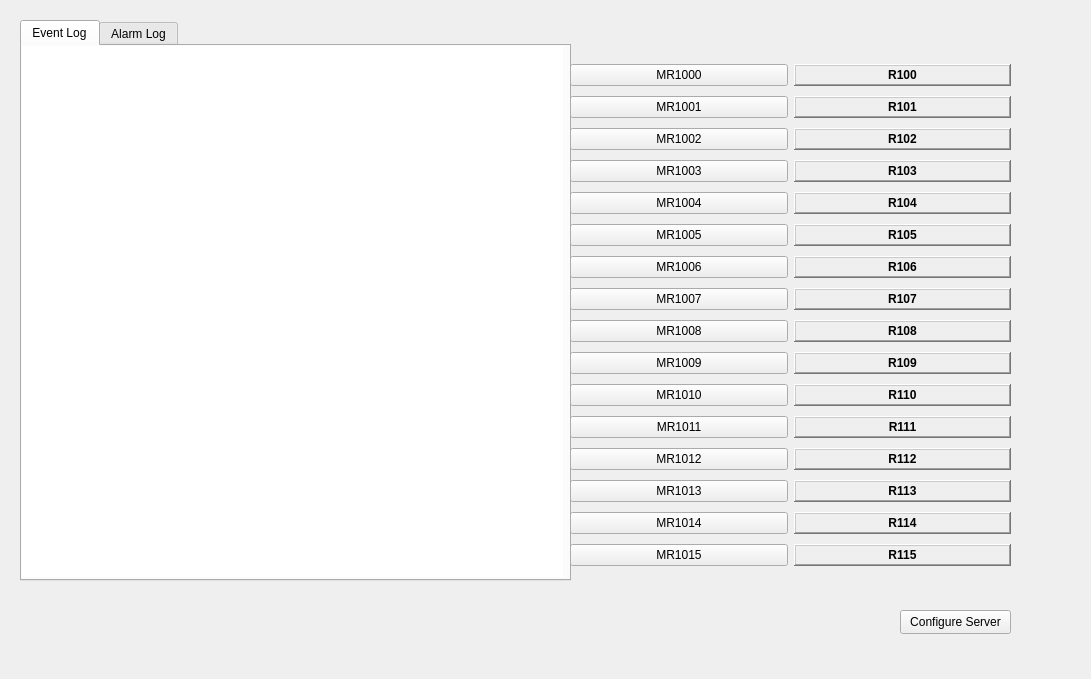
Qt form opc_ua_server/gsh_opc_platform (multi device)/button_test.ui (Alfy102/OPC_UA_Server) before a commit.
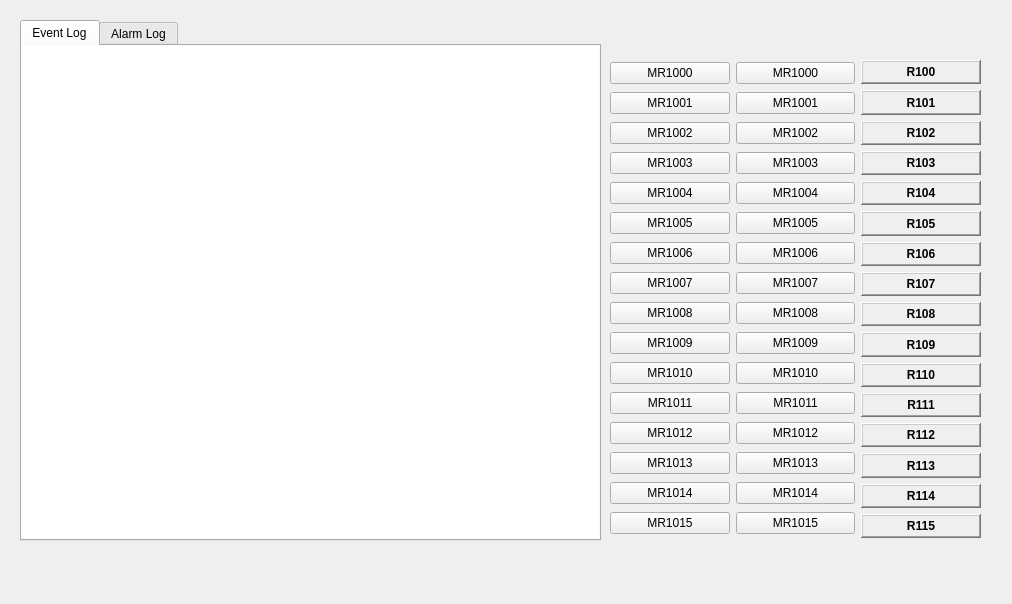
The same form after that commit.

```diff
--- a/opc_ua_server/gsh_opc_platform (multi device)/button_test.ui
+++ b/opc_ua_server/gsh_opc_platform (multi device)/button_test.ui
@@ -6,96 +6,338 @@
    <rect>
     <x>0</x>
     <y>0</y>
-    <width>1091</width>
-    <height>679</height>
+    <width>1012</width>
+    <height>604</height>
    </rect>
   </property>
   <property name="windowTitle">
    <string>gsh_hmi</string>
   </property>
   <widget class="QWidget" name="centralwidget">
+   <widget class="QTabWidget" name="tabWidget">
+    <property name="geometry">
+     <rect>
+      <x>20</x>
+      <y>20</y>
+      <width>581</width>
+      <height>521</height>
+     </rect>
+    </property>
+    <property name="currentIndex">
+     <number>0</number>
+    </property>
+    <widget class="QWidget" name="tab">
+     <attribute name="title">
+      <string>Event Log</string>
+     </attribute>
+     <widget class="QPlainTextEdit" name="plainTextEdit_1">
+      <property name="geometry">
+       <rect>
+        <x>0</x>
+        <y>0</y>
+        <width>581</width>
+        <height>491</height>
+       </rect>
+      </property>
+      <property name="styleSheet">
+       <string notr="true">border-color:white</string>
+      </property>
+      <property name="frameShape">
+       <enum>QFrame::NoFrame</enum>
+      </property>
+      <property name="frameShadow">
+       <enum>QFrame::Plain</enum>
+      </property>
+      <property name="lineWidth">
+       <number>0</number>
+      </property>
+      <property name="horizontalScrollBarPolicy">
+       <enum>Qt::ScrollBarAsNeeded</enum>
+      </property>
+      <property name="undoRedoEnabled">
+       <bool>false</bool>
+      </property>
+      <property name="readOnly">
+       <bool>false</bool>
+      </property>
+      <property name="centerOnScroll">
+       <bool>false</bool>
+      </property>
+     </widget>
+    </widget>
+    <widget class="QWidget" name="tab_2">
+     <attribute name="title">
+      <string>Alarm Log</string>
+     </attribute>
+     <widget class="QPlainTextEdit" name="plainTextEdit_2">
+      <property name="geometry">
+       <rect>
+        <x>0</x>
+        <y>0</y>
+        <width>581</width>
+        <height>491</height>
+       </rect>
+      </property>
+      <property name="frameShape">
+       <enum>QFrame::NoFrame</enum>
+      </property>
+      <property name="frameShadow">
+       <enum>QFrame::Plain</enum>
+      </property>
+      <property name="lineWidth">
+       <number>0</number>
+      </property>
+      <property name="undoRedoEnabled">
+       <bool>false</bool>
+      </property>
+     </widget>
+    </widget>
+   </widget>
    <widget class="QWidget" name="layoutWidget">
     <property name="geometry">
      <rect>
-      <x>570</x>
+      <x>610</x>
       <y>60</y>
-      <width>441</width>
-      <height>523</height>
+      <width>371</width>
+      <height>478</height>
      </rect>
     </property>
-    <layout class="QGridLayout" name="gridLayout" columnstretch="0,0">
-     <item row="8" column="0">
-      <widget class="QPushButton" name="pushButton_9">
+    <layout class="QHBoxLayout" name="horizontalLayout">
+     <item>
+      <layout class="QVBoxLayout" name="verticalLayout_2">
+       <item>
+        <widget class="QPushButton" name="pushButton_1">
        <property name="text">
-        <string>MR1008</string>
+          <string>MR1000</string>
        </property>
       </widget>
      </item>
-     <item row="8" column="1">
-      <widget class="QLabel" name="label_9">
-       <property name="font">
-        <font>
-         <bold>true</bold>
-         <underline>false</underline>
-        </font>
-       </property>
-       <property name="frameShape">
-        <enum>QFrame::WinPanel</enum>
-       </property>
-       <property name="frameShadow">
-        <enum>QFrame::Raised</enum>
-       </property>
+       <item>
+        <widget class="QPushButton" name="pushButton_2">
        <property name="text">
-        <string>R108</string>
-       </property>
-       <property name="alignment">
-        <set>Qt::AlignCenter</set>
-       </property>
-      </widget>
-     </item>
-     <item row="4" column="0">
-      <widget class="QPushButton" name="pushButton_5">
+          <string>MR1001</string>
+         </property>
+        </widget>
+       </item>
+       <item>
+        <widget class="QPushButton" name="pushButton_3">
        <property name="text">
-        <string>MR1004</string>
+          <string>MR1002</string>
        </property>
       </widget>
      </item>
-     <item row="6" column="0">
-      <widget class="QPushButton" name="pushButton_7">
-       <property name="text">
-        <string>MR1006</string>
-       </property>
-      </widget>
-     </item>
-     <item row="3" column="0">
+       <item>
       <widget class="QPushButton" name="pushButton_4">
        <property name="text">
         <string>MR1003</string>
        </property>
       </widget>
      </item>
-     <item row="5" column="0">
+       <item>
+        <widget class="QPushButton" name="pushButton_5">
+         <property name="text">
+          <string>MR1004</string>
+         </property>
+        </widget>
+       </item>
+       <item>
       <widget class="QPushButton" name="pushButton_6">
        <property name="text">
         <string>MR1005</string>
        </property>
       </widget>
      </item>
-     <item row="13" column="0">
-      <widget class="QPushButton" name="pushButton_14">
+       <item>
+        <widget class="QPushButton" name="pushButton_7">
        <property name="text">
-        <string>MR1013</string>
+          <string>MR1006</string>
        </property>
       </widget>
      </item>
-     <item row="10" column="0">
+       <item>
+        <widget class="QPushButton" name="pushButton_8">
+         <property name="text">
+          <string>MR1007</string>
+         </property>
+        </widget>
+       </item>
+       <item>
+        <widget class="QPushButton" name="pushButton_9">
+         <property name="text">
+          <string>MR1008</string>
+         </property>
+        </widget>
+       </item>
+       <item>
+        <widget class="QPushButton" name="pushButton_10">
+         <property name="text">
+          <string>MR1009</string>
+         </property>
+        </widget>
+       </item>
+       <item>
       <widget class="QPushButton" name="pushButton_11">
        <property name="text">
         <string>MR1010</string>
        </property>
       </widget>
      </item>
-     <item row="0" column="1">
+       <item>
+        <widget class="QPushButton" name="pushButton_12">
+         <property name="text">
+          <string>MR1011</string>
+         </property>
+        </widget>
+       </item>
+       <item>
+        <widget class="QPushButton" name="pushButton_13">
+         <property name="text">
+          <string>MR1012</string>
+         </property>
+        </widget>
+       </item>
+       <item>
+        <widget class="QPushButton" name="pushButton_14">
+         <property name="text">
+          <string>MR1013</string>
+         </property>
+        </widget>
+       </item>
+       <item>
+        <widget class="QPushButton" name="pushButton_15">
+         <property name="text">
+          <string>MR1014</string>
+         </property>
+        </widget>
+       </item>
+       <item>
+        <widget class="QPushButton" name="pushButton_16">
+         <property name="text">
+          <string>MR1015</string>
+         </property>
+        </widget>
+       </item>
+      </layout>
+     </item>
+     <item>
+      <layout class="QVBoxLayout" name="verticalLayout_4">
+       <item>
+        <widget class="QPushButton" name="pushButton_17">
+         <property name="text">
+          <string>MR1000</string>
+         </property>
+        </widget>
+       </item>
+       <item>
+        <widget class="QPushButton" name="pushButton_18">
+         <property name="text">
+          <string>MR1001</string>
+         </property>
+        </widget>
+       </item>
+       <item>
+        <widget class="QPushButton" name="pushButton_19">
+         <property name="text">
+          <string>MR1002</string>
+         </property>
+        </widget>
+       </item>
+       <item>
+        <widget class="QPushButton" name="pushButton_20">
+         <property name="text">
+          <string>MR1003</string>
+         </property>
+        </widget>
+       </item>
+       <item>
+        <widget class="QPushButton" name="pushButton_21">
+         <property name="text">
+          <string>MR1004</string>
+         </property>
+        </widget>
+       </item>
+       <item>
+        <widget class="QPushButton" name="pushButton_22">
+         <property name="text">
+          <string>MR1005</string>
+         </property>
+        </widget>
+       </item>
+       <item>
+        <widget class="QPushButton" name="pushButton_23">
+         <property name="text">
+          <string>MR1006</string>
+         </property>
+        </widget>
+       </item>
+       <item>
+        <widget class="QPushButton" name="pushButton_24">
+         <property name="text">
+          <string>MR1007</string>
+         </property>
+        </widget>
+       </item>
+       <item>
+        <widget class="QPushButton" name="pushButton_25">
+         <property name="text">
+          <string>MR1008</string>
+         </property>
+        </widget>
+       </item>
+       <item>
+        <widget class="QPushButton" name="pushButton_26">
+         <property name="text">
+          <string>MR1009</string>
+         </property>
+        </widget>
+       </item>
+       <item>
+        <widget class="QPushButton" name="pushButton_27">
+         <property name="text">
+          <string>MR1010</string>
+         </property>
+        </widget>
+       </item>
+       <item>
+        <widget class="QPushButton" name="pushButton_28">
+         <property name="text">
+          <string>MR1011</string>
+         </property>
+        </widget>
+       </item>
+       <item>
+        <widget class="QPushButton" name="pushButton_29">
+         <property name="text">
+          <string>MR1012</string>
+         </property>
+        </widget>
+       </item>
+       <item>
+        <widget class="QPushButton" name="pushButton_30">
+         <property name="text">
+          <string>MR1013</string>
+         </property>
+        </widget>
+       </item>
+       <item>
+        <widget class="QPushButton" name="pushButton_31">
+         <property name="text">
+          <string>MR1014</string>
+         </property>
+        </widget>
+       </item>
+       <item>
+        <widget class="QPushButton" name="pushButton_32">
+         <property name="text">
+          <string>MR1015</string>
+         </property>
+        </widget>
+       </item>
+      </layout>
+     </item>
+     <item>
+      <layout class="QVBoxLayout" name="verticalLayout">
+       <item>
       <widget class="QLabel" name="label_1">
        <property name="font">
         <font>
@@ -120,101 +362,7 @@
        </property>
       </widget>
      </item>
-     <item row="0" column="0">
-      <widget class="QPushButton" name="pushButton_1">
-       <property name="text">
-        <string>MR1000</string>
-       </property>
-      </widget>
-     </item>
-     <item row="2" column="0">
-      <widget class="QPushButton" name="pushButton_3">
-       <property name="text">
-        <string>MR1002</string>
-       </property>
-      </widget>
-     </item>
-     <item row="12" column="0">
-      <widget class="QPushButton" name="pushButton_13">
-       <property name="text">
-        <string>MR1012</string>
-       </property>
-      </widget>
-     </item>
-     <item row="2" column="1">
-      <widget class="QLabel" name="label_3">
-       <property name="font">
-        <font>
-         <bold>true</bold>
-         <underline>false</underline>
-        </font>
-       </property>
-       <property name="frameShape">
-        <enum>QFrame::WinPanel</enum>
-       </property>
-       <property name="frameShadow">
-        <enum>QFrame::Raised</enum>
-       </property>
-       <property name="text">
-        <string>R102</string>
-       </property>
-       <property name="alignment">
-        <set>Qt::AlignCenter</set>
-       </property>
-      </widget>
-     </item>
-     <item row="6" column="1">
-      <widget class="QLabel" name="label_7">
-       <property name="font">
-        <font>
-         <bold>true</bold>
-         <underline>false</underline>
-        </font>
-       </property>
-       <property name="frameShape">
-        <enum>QFrame::WinPanel</enum>
-       </property>
-       <property name="frameShadow">
-        <enum>QFrame::Raised</enum>
-       </property>
-       <property name="text">
-        <string>R106</string>
-       </property>
-       <property name="alignment">
-        <set>Qt::AlignCenter</set>
-       </property>
-      </widget>
-     </item>
-     <item row="1" column="0">
-      <widget class="QPushButton" name="pushButton_2">
-       <property name="text">
-        <string>MR1001</string>
-       </property>
-      </widget>
-     </item>
-     <item row="15" column="1">
-      <widget class="QLabel" name="label_16">
-       <property name="font">
-        <font>
-         <bold>true</bold>
-         <underline>false</underline>
-        </font>
-       </property>
-       <property name="frameShape">
-        <enum>QFrame::WinPanel</enum>
-       </property>
-       <property name="frameShadow">
-        <enum>QFrame::Raised</enum>
-       </property>
-       <property name="text">
-        <string>R115</string>
-       </property>
-       <property name="alignment">
-        <set>Qt::AlignCenter</set>
-       </property>
-      </widget>
-     </item>
-     <item row="1" column="1">
+       <item>
       <widget class="QLabel" name="label_2">
        <property name="font">
         <font>
@@ -236,15 +384,8 @@
        </property>
       </widget>
      </item>
-     <item row="15" column="0">
-      <widget class="QPushButton" name="pushButton_16">
-       <property name="text">
-        <string>MR1015</string>
-       </property>
-      </widget>
-     </item>
-     <item row="4" column="1">
-      <widget class="QLabel" name="label_5">
+       <item>
+        <widget class="QLabel" name="label_3">
        <property name="font">
         <font>
          <bold>true</bold>
@@ -258,43 +399,14 @@
         <enum>QFrame::Raised</enum>
        </property>
        <property name="text">
-        <string>R104</string>
+          <string>R102</string>
        </property>
        <property name="alignment">
         <set>Qt::AlignCenter</set>
        </property>
       </widget>
      </item>
-     <item row="9" column="0">
-      <widget class="QPushButton" name="pushButton_10">
-       <property name="text">
-        <string>MR1009</string>
-       </property>
-      </widget>
-     </item>
-     <item row="7" column="1">
-      <widget class="QLabel" name="label_8">
-       <property name="font">
-        <font>
-         <bold>true</bold>
-         <underline>false</underline>
-        </font>
-       </property>
-       <property name="frameShape">
-        <enum>QFrame::WinPanel</enum>
-       </property>
-       <property name="frameShadow">
-        <enum>QFrame::Raised</enum>
-       </property>
-       <property name="text">
-        <string>R107</string>
-       </property>
-       <property name="alignment">
-        <set>Qt::AlignCenter</set>
-       </property>
-      </widget>
-     </item>
-     <item row="3" column="1">
+       <item>
       <widget class="QLabel" name="label_4">
        <property name="font">
         <font>
@@ -316,8 +428,8 @@
        </property>
       </widget>
      </item>
-     <item row="11" column="1">
-      <widget class="QLabel" name="label_12">
+       <item>
+        <widget class="QLabel" name="label_5">
        <property name="font">
         <font>
          <bold>true</bold>
@@ -331,58 +443,14 @@
         <enum>QFrame::Raised</enum>
        </property>
        <property name="text">
-        <string>R111</string>
+          <string>R104</string>
        </property>
        <property name="alignment">
         <set>Qt::AlignCenter</set>
        </property>
       </widget>
      </item>
-     <item row="10" column="1">
-      <widget class="QLabel" name="label_11">
-       <property name="font">
-        <font>
-         <bold>true</bold>
-         <underline>false</underline>
-        </font>
-       </property>
-       <property name="frameShape">
-        <enum>QFrame::WinPanel</enum>
-       </property>
-       <property name="frameShadow">
-        <enum>QFrame::Raised</enum>
-       </property>
-       <property name="text">
-        <string>R110</string>
-       </property>
-       <property name="alignment">
-        <set>Qt::AlignCenter</set>
-       </property>
-      </widget>
-     </item>
-     <item row="14" column="1">
-      <widget class="QLabel" name="label_15">
-       <property name="font">
-        <font>
-         <bold>true</bold>
-         <underline>false</underline>
-        </font>
-       </property>
-       <property name="frameShape">
-        <enum>QFrame::WinPanel</enum>
-       </property>
-       <property name="frameShadow">
-        <enum>QFrame::Raised</enum>
-       </property>
-       <property name="text">
-        <string>R114</string>
-       </property>
-       <property name="alignment">
-        <set>Qt::AlignCenter</set>
-       </property>
-      </widget>
-     </item>
-     <item row="5" column="1">
+       <item>
       <widget class="QLabel" name="label_6">
        <property name="font">
         <font>
@@ -404,7 +472,73 @@
        </property>
       </widget>
      </item>
-     <item row="9" column="1">
+       <item>
+        <widget class="QLabel" name="label_7">
+         <property name="font">
+          <font>
+           <bold>true</bold>
+           <underline>false</underline>
+          </font>
+         </property>
+         <property name="frameShape">
+          <enum>QFrame::WinPanel</enum>
+         </property>
+         <property name="frameShadow">
+          <enum>QFrame::Raised</enum>
+         </property>
+         <property name="text">
+          <string>R106</string>
+         </property>
+         <property name="alignment">
+          <set>Qt::AlignCenter</set>
+         </property>
+        </widget>
+       </item>
+       <item>
+        <widget class="QLabel" name="label_8">
+         <property name="font">
+          <font>
+           <bold>true</bold>
+           <underline>false</underline>
+          </font>
+         </property>
+         <property name="frameShape">
+          <enum>QFrame::WinPanel</enum>
+         </property>
+         <property name="frameShadow">
+          <enum>QFrame::Raised</enum>
+         </property>
+         <property name="text">
+          <string>R107</string>
+         </property>
+         <property name="alignment">
+          <set>Qt::AlignCenter</set>
+         </property>
+        </widget>
+       </item>
+       <item>
+        <widget class="QLabel" name="label_9">
+         <property name="font">
+          <font>
+           <bold>true</bold>
+           <underline>false</underline>
+          </font>
+         </property>
+         <property name="frameShape">
+          <enum>QFrame::WinPanel</enum>
+         </property>
+         <property name="frameShadow">
+          <enum>QFrame::Raised</enum>
+         </property>
+         <property name="text">
+          <string>R108</string>
+         </property>
+         <property name="alignment">
+          <set>Qt::AlignCenter</set>
+         </property>
+        </widget>
+       </item>
+       <item>
       <widget class="QLabel" name="label_10">
        <property name="font">
         <font>
@@ -426,14 +560,51 @@
        </property>
       </widget>
      </item>
-     <item row="11" column="0">
-      <widget class="QPushButton" name="pushButton_12">
+       <item>
+        <widget class="QLabel" name="label_11">
+         <property name="font">
+          <font>
+           <bold>true</bold>
+           <underline>false</underline>
+          </font>
+         </property>
+         <property name="frameShape">
+          <enum>QFrame::WinPanel</enum>
+         </property>
+         <property name="frameShadow">
+          <enum>QFrame::Raised</enum>
+         </property>
        <property name="text">
-        <string>MR1011</string>
-       </property>
-      </widget>
-     </item>
-     <item row="12" column="1">
+          <string>R110</string>
+         </property>
+         <property name="alignment">
+          <set>Qt::AlignCenter</set>
+         </property>
+        </widget>
+       </item>
+       <item>
+        <widget class="QLabel" name="label_12">
+         <property name="font">
+          <font>
+           <bold>true</bold>
+           <underline>false</underline>
+          </font>
+         </property>
+         <property name="frameShape">
+          <enum>QFrame::WinPanel</enum>
+         </property>
+         <property name="frameShadow">
+          <enum>QFrame::Raised</enum>
+         </property>
+         <property name="text">
+          <string>R111</string>
+         </property>
+         <property name="alignment">
+          <set>Qt::AlignCenter</set>
+         </property>
+        </widget>
+       </item>
+       <item>
       <widget class="QLabel" name="label_13">
        <property name="font">
         <font>
@@ -455,21 +626,7 @@
        </property>
       </widget>
      </item>
-     <item row="14" column="0">
-      <widget class="QPushButton" name="pushButton_15">
-       <property name="text">
-        <string>MR1014</string>
-       </property>
-      </widget>
-     </item>
-     <item row="7" column="0">
-      <widget class="QPushButton" name="pushButton_8">
-       <property name="text">
-        <string>MR1007</string>
-       </property>
-      </widget>
-     </item>
-     <item row="13" column="1">
+       <item>
       <widget class="QLabel" name="label_14">
        <property name="font">
         <font>
@@ -491,120 +648,56 @@
        </property>
       </widget>
      </item>
-    </layout>
-   </widget>
-   <widget class="QTabWidget" name="tabWidget">
-    <property name="geometry">
-     <rect>
-      <x>20</x>
-      <y>20</y>
-      <width>551</width>
-      <height>561</height>
-     </rect>
-    </property>
-    <property name="currentIndex">
-     <number>0</number>
-    </property>
-    <widget class="QWidget" name="tab">
-     <attribute name="title">
-      <string>Event Log</string>
-     </attribute>
-     <widget class="QPlainTextEdit" name="plainTextEdit_1">
-      <property name="geometry">
-       <rect>
-        <x>0</x>
-        <y>0</y>
-        <width>541</width>
-        <height>531</height>
-       </rect>
-      </property>
-      <property name="styleSheet">
-       <string notr="true">border-color:white</string>
-      </property>
+       <item>
+        <widget class="QLabel" name="label_15">
+         <property name="font">
+          <font>
+           <bold>true</bold>
+           <underline>false</underline>
+          </font>
+         </property>
       <property name="frameShape">
-       <enum>QFrame::NoFrame</enum>
+          <enum>QFrame::WinPanel</enum>
       </property>
       <property name="frameShadow">
-       <enum>QFrame::Plain</enum>
-      </property>
-      <property name="lineWidth">
-       <number>0</number>
-      </property>
-      <property name="horizontalScrollBarPolicy">
-       <enum>Qt::ScrollBarAsNeeded</enum>
-      </property>
-      <property name="undoRedoEnabled">
-       <bool>false</bool>
-      </property>
-      <property name="readOnly">
-       <bool>false</bool>
-      </property>
-      <property name="centerOnScroll">
-       <bool>false</bool>
-      </property>
-     </widget>
-    </widget>
-    <widget class="QWidget" name="tab_2">
-     <attribute name="title">
-      <string>Alarm Log</string>
-     </attribute>
-     <widget class="QPlainTextEdit" name="plainTextEdit_2">
-      <property name="geometry">
-       <rect>
-        <x>0</x>
-        <y>0</y>
-        <width>541</width>
-        <height>531</height>
-       </rect>
+          <enum>QFrame::Raised</enum>
+         </property>
+         <property name="text">
+          <string>R114</string>
+         </property>
+         <property name="alignment">
+          <set>Qt::AlignCenter</set>
+         </property>
+        </widget>
+       </item>
+       <item>
+        <widget class="QLabel" name="label_16">
+         <property name="font">
+          <font>
+           <bold>true</bold>
+           <underline>false</underline>
+          </font>
       </property>
       <property name="frameShape">
-       <enum>QFrame::NoFrame</enum>
+          <enum>QFrame::WinPanel</enum>
       </property>
       <property name="frameShadow">
-       <enum>QFrame::Plain</enum>
-      </property>
-      <property name="lineWidth">
-       <number>0</number>
-      </property>
-      <property name="undoRedoEnabled">
-       <bool>false</bool>
-      </property>
-     </widget>
-    </widget>
-   </widget>
-   <widget class="QPushButton" name="pushButton_conf">
-    <property name="geometry">
-     <rect>
-      <x>900</x>
-      <y>610</y>
-      <width>111</width>
-      <height>24</height>
-     </rect>
-    </property>
-    <property name="text">
-     <string>Configure Server</string>
-    </property>
-   </widget>
-  </widget>
- </widget>
- <tabstops>
-  <tabstop>pushButton_1</tabstop>
-  <tabstop>pushButton_2</tabstop>
-  <tabstop>pushButton_3</tabstop>
-  <tabstop>pushButton_4</tabstop>
-  <tabstop>pushButton_5</tabstop>
-  <tabstop>pushButton_6</tabstop>
-  <tabstop>pushButton_7</tabstop>
-  <tabstop>pushButton_8</tabstop>
-  <tabstop>pushButton_9</tabstop>
-  <tabstop>pushButton_10</tabstop>
-  <tabstop>pushButton_11</tabstop>
-  <tabstop>pushButton_12</tabstop>
-  <tabstop>pushButton_13</tabstop>
-  <tabstop>pushButton_14</tabstop>
-  <tabstop>pushButton_15</tabstop>
-  <tabstop>pushButton_16</tabstop>
- </tabstops>
+          <enum>QFrame::Raised</enum>
+         </property>
+         <property name="text">
+          <string>R115</string>
+         </property>
+         <property name="alignment">
+          <set>Qt::AlignCenter</set>
+         </property>
+        </widget>
+       </item>
+      </layout>
+     </item>
+    </layout>
+   </widget>
+  </widget>
+ </widget>
  <resources/>
  <connections/>
 </ui>
```
Lines whose indentation alone changed are shown as unchanged.
